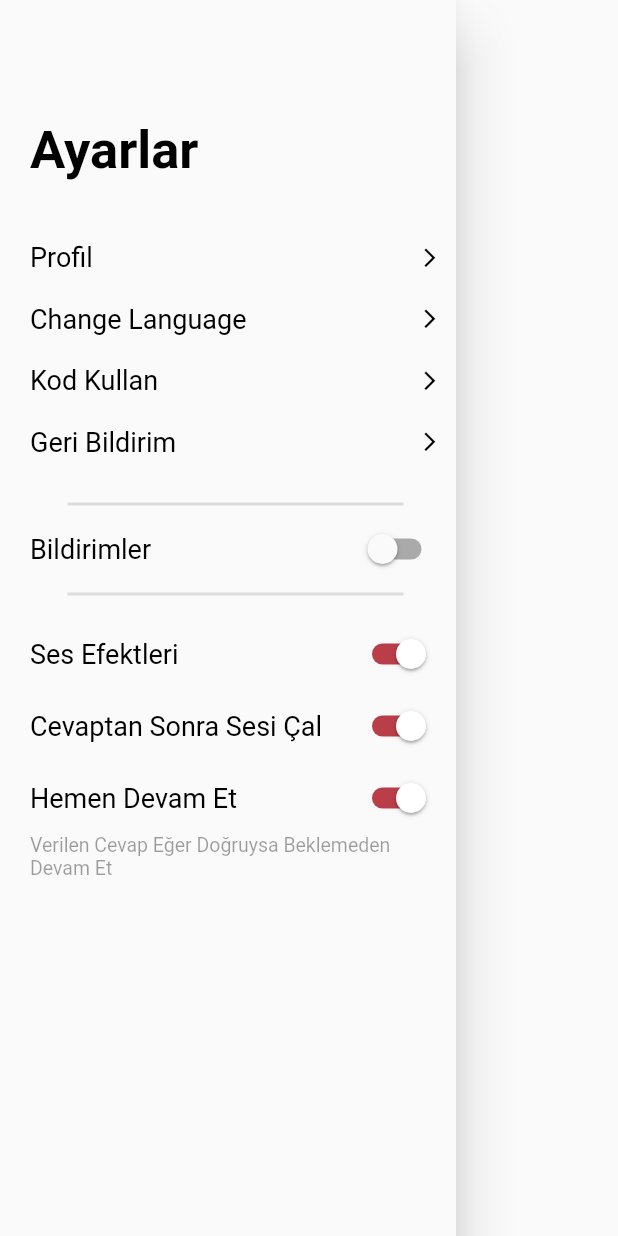
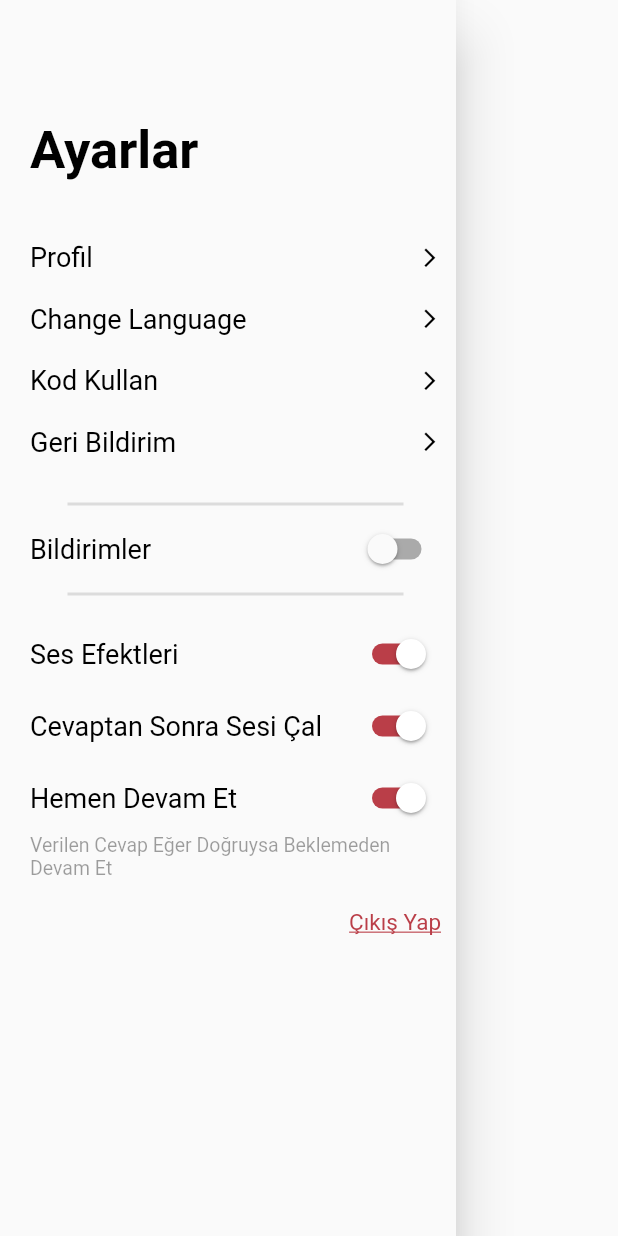
Before and after one commit to sksayed/wordgame, a Flutter app: the SettingsDrawer widget shown alone on an empty page, opened directly, on a phone screen of 412 x 824 dp. Run offline on Flutter 3.47's test engine with Material 2 defaults, Android fonts, the phone set to English and light mode, and no system bars; our stand-ins replace cloud_firestore, firebase_auth, flutter_spinkit; accounts and stored records are empty.

Commit message:
logout operations

```diff
--- a/lib/widgets/settings_drawer.dart
+++ b/lib/widgets/settings_drawer.dart
@@ -1,14 +1,15 @@
 import 'package:flutter/material.dart';
 
 class SettingsDrawer extends StatefulWidget {
-  final GlobalKey<ScaffoldState> _scaffoldKey = GlobalKey<ScaffoldState>();
-
+  final Function logoutButton;
+  SettingsDrawer({this.logoutButton});
   @override
   SettingsDrawerState createState() => SettingsDrawerState();
 }
 
 class SettingsDrawerState extends State<SettingsDrawer> {
-  final GlobalKey<ScaffoldState> _scaffoldKey = GlobalKey<ScaffoldState>();
+  final Function logoutButton;
+  SettingsDrawerState({this.logoutButton});
   bool isSwitched = false;
   bool isSwitched1 = true;
   bool isSwitched2 = true;
@@ -41,9 +42,27 @@ class SettingsDrawerState extends State<SettingsDrawer> {
           buildDivider(),
           SizedBox(height: 15),
           moreSwitcherSettings(),
-          SizedBox(height: 15),
+          SizedBox(height: 20),
+          signOutButton()
+        ],
+      ),
+    );
+  }
 
-        ],
+  Widget signOutButton() {
+    return GestureDetector(
+      onTap: () {
+        widget.logoutButton();
+      },
+      child: Container(
+        alignment: Alignment.centerRight,
+        child: Text(
+          'Çıkış Yap',
+          style: TextStyle(
+              color: Color(0xffBA3E48),
+              decoration: TextDecoration.underline,
+              fontSize: 15),
+        ),
       ),
     );
   }
@@ -83,13 +102,13 @@ class SettingsDrawerState extends State<SettingsDrawer> {
                 style: TextStyle(color: Colors.black, fontSize: 18),
               ),
               Switch(
-                    value: isSwitched1,
+                value: isSwitched2,
                 onChanged: (value) {
                   setState(() {
-                        if (isSwitched1 == true) {
-                          return isSwitched1 = false;
+                    if (isSwitched2 == true) {
+                      return isSwitched2 = false;
                     } else {
-                          return isSwitched1 = true;
+                      return isSwitched2 = true;
                     }
                   });
                 },
@@ -106,13 +125,13 @@ class SettingsDrawerState extends State<SettingsDrawer> {
                 style: TextStyle(color: Colors.black, fontSize: 18),
               ),
               Switch(
-                    value: isSwitched1,
+                value: isSwitched3,
                 onChanged: (value) {
                   setState(() {
-                        if (isSwitched1 == true) {
-                          return isSwitched1 = false;
+                    if (isSwitched3 == true) {
+                      return isSwitched3 = false;
                     } else {
-                          return isSwitched1 = true;
+                      return isSwitched3 = true;
                     }
                   });
                 },
```
Also changed, not shown: lib/screens/home/home.dart (+33 -1 lines), 1 other file. Lines whose indentation alone changed are shown as unchanged.
